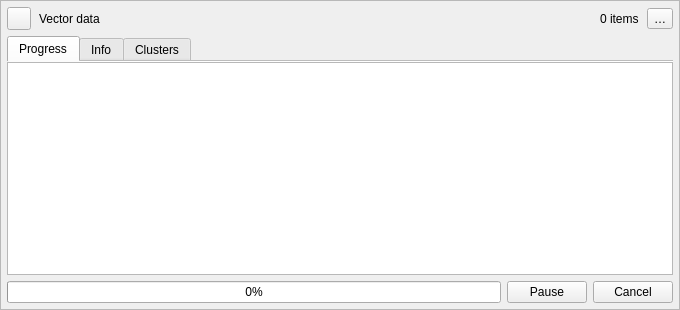
Before: the Qt Designer form src/EmbeddingsArea/ui/embedding_run_row.ui in eidora-desktop/EIDORA, drawn with Qt 5.
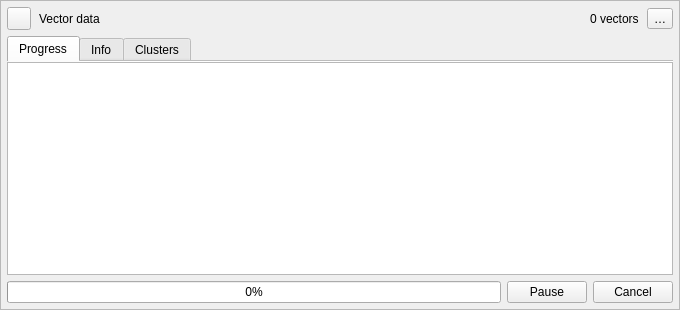
After: the same form once the commit is applied. Icons and pictures are not drawn.

Commit message: Show saved embedding file sizes on vector cards

What changed in the file:
```diff
--- a/src/EmbeddingsArea/ui/embedding_run_row.ui
+++ b/src/EmbeddingsArea/ui/embedding_run_row.ui
@@ -74,7 +74,7 @@
      <item>
       <widget class="QLabel" name="label_status">
        <property name="text">
-        <string>0 items</string>
+        <string>0 vectors</string>
        </property>
       </widget>
      </item>
```
The commit also changes 5 other files.
